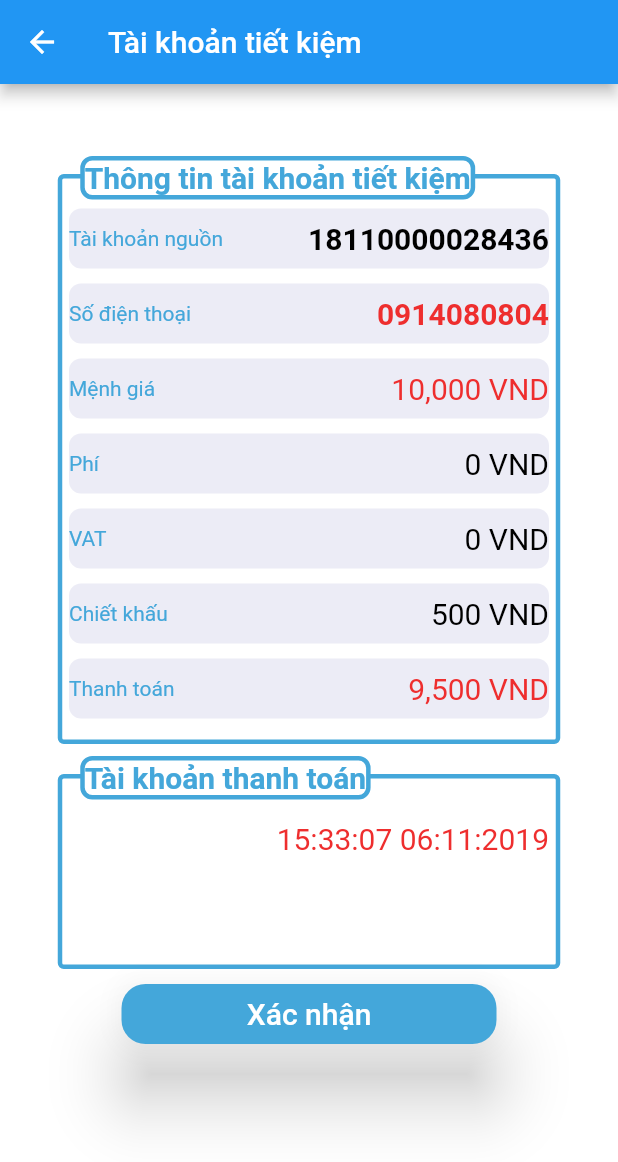
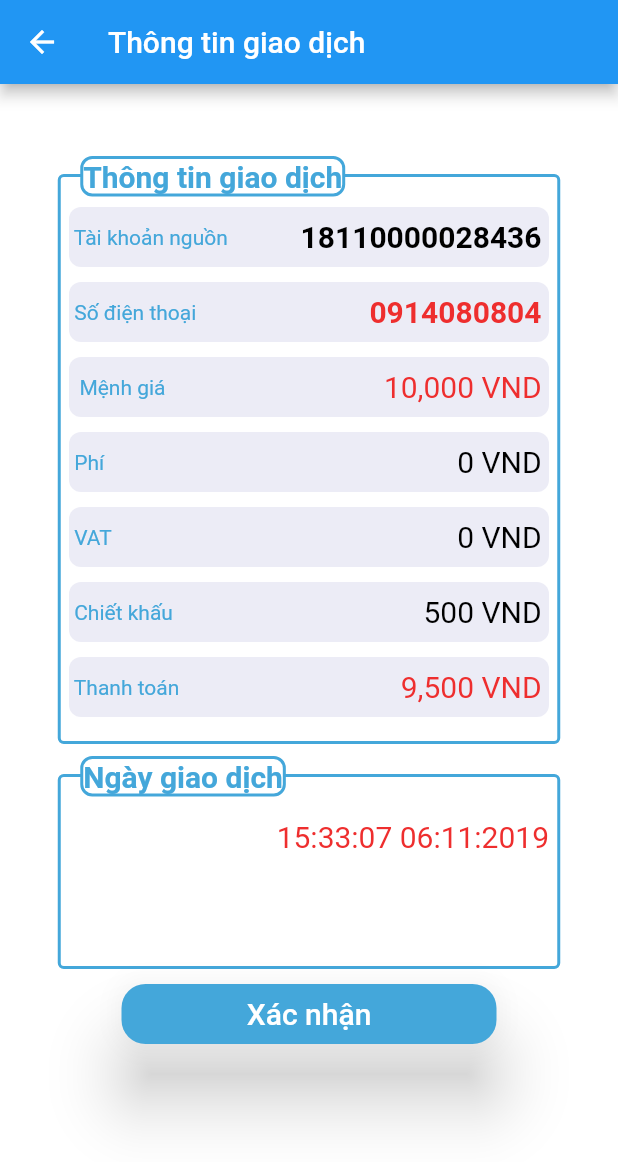
Before and after one commit to NguyenTanPhucK11/e-banking, a Flutter app: the ChooseTypeCard screen opened directly, after a tap on "Tiếp tục", on a phone screen of 412 x 824 dp. Shown: the top 1162 px of the screen. Run offline on Flutter 3.47's test engine with Material 2 defaults, Android fonts, the phone set to English and light mode, and no system bars; our stand-ins replace google_maps_flutter, material_design_icons_flutter; missing offline and left inert: dart:ffi, gradient_text.

Commit message:
fix width border

```diff
--- a/lib/account/account_loan.dart
+++ b/lib/account/account_loan.dart
@@ -176,7 +176,7 @@ class AccountLoanPage extends StatelessWidget {
                   ),
                   decoration: BoxDecoration(
                     borderRadius: BorderRadius.circular(4.0),
-                    border: Border.all(width: 3.0, color: _mainColor),
+                    border: Border.all(width: 2.0, color: _mainColor),
                     color: _noColor,
                   ),
                 ),
@@ -193,7 +193,7 @@ class AccountLoanPage extends StatelessWidget {
                       ),
                     ),
                     decoration: BoxDecoration(
-                      border: Border.all(width: 3.0, color: _mainColor),
+                      border: Border.all(width: 2.0, color: _mainColor),
                       borderRadius: BorderRadius.circular(8.0),
                       color: _noColor,
                     ),
--- a/lib/account/account_saving.dart
+++ b/lib/account/account_saving.dart
@@ -265,7 +265,7 @@ class AccountSavingPage extends StatelessWidget {
                   ),
                   decoration: BoxDecoration(
                     borderRadius: BorderRadius.circular(4.0),
-                    border: Border.all(width: 3.0, color: _mainColor),
+                    border: Border.all(width: 2.0, color: _mainColor),
                     color: _noColor,
                   ),
                 ),
@@ -282,7 +282,7 @@ class AccountSavingPage extends StatelessWidget {
                       ),
                     ),
                     decoration: BoxDecoration(
-                      border: Border.all(width: 3.0, color: _mainColor),
+                      border: Border.all(width: 2.0, color: _mainColor),
                       borderRadius: BorderRadius.circular(8.0),
                       color: _noColor,
                     ),
--- a/lib/account/info_exchanged.dart
+++ b/lib/account/info_exchanged.dart
@@ -241,7 +241,7 @@ class InfoExchangedPage extends StatelessWidget {
                   ),
                   decoration: BoxDecoration(
                     borderRadius: BorderRadius.circular(4.0),
-                    border: Border.all(width: 3.0, color: _mainColor),
+                    border: Border.all(width: 2.0, color: _mainColor),
                     color: _noColor,
                   ),
                 ),
@@ -258,7 +258,7 @@ class InfoExchangedPage extends StatelessWidget {
                       ),
                     ),
                     decoration: BoxDecoration(
-                      border: Border.all(width: 3.0, color: _mainColor),
+                      border: Border.all(width: 2.0, color: _mainColor),
                       borderRadius: BorderRadius.circular(8.0),
                       color: _noColor,
                     ),
--- a/lib/beneficiaries/beneficiaries.dart
+++ b/lib/beneficiaries/beneficiaries.dart
@@ -40,9 +40,10 @@ class BeneficiariesPage extends StatelessWidget {
     return Scaffold(
       backgroundColor: _noColor,
       appBar: AppBar(
-        title: Text('Tài khoản tiết kiệm'),
+        title: Text('Home'),
       ),
-      body: Center(
+      body: SingleChildScrollView(
+        child :Center(
         child: Column(mainAxisAlignment: MainAxisAlignment.start, children: <
             Widget>[
           Padding(
@@ -376,6 +377,7 @@ class BeneficiariesPage extends StatelessWidget {
           )
         ]),
       ),
+      ),
     );
   }
 }
--- a/lib/main.dart
+++ b/lib/main.dart
@@ -41,8 +41,9 @@ class FirstPage extends StatelessWidget {
       appBar: AppBar(
         title: Text('Routing App'),
       ),
-      body: Center(
-        child: Column(
+      body: SingleChildScrollView(
+        child : Center(
+        child : Column(
           // mainAxisSize: MainAxisSize.min,
           mainAxisAlignment: MainAxisAlignment.start,
           children: <Widget>[
@@ -162,6 +163,7 @@ class FirstPage extends StatelessWidget {
           ],
         ),
       ),
+      ),
     );
   }
 }
--- a/lib/notification/exchange.dart
+++ b/lib/notification/exchange.dart
@@ -45,7 +45,7 @@ class ExchangedPage extends StatelessWidget {
     return Scaffold(
       backgroundColor: _noColor,
       appBar: AppBar(
-        title: Text('Tài khoản tiết kiệm'),
+        title: Text(''),
       ),
       body: Center(
         child: Column(mainAxisAlignment: MainAxisAlignment.start, children: <
@@ -237,7 +237,7 @@ class ExchangedPage extends StatelessWidget {
                               height: _sizeHeighContainer * 5,
                               child: RaisedButton(
                                 child: Text(
-                                  'Quý khách nhận được số tiền 10,000 từ tìa khoản 1800110000028436. '
+                                  'Quý khách nhận được số tiền 10,000 từ tai khoản 1800110000028436. '
                                   ' Số điện thoại hỗ trợ : 1900 1000',
                                   style: TextStyle(
                                       fontSize: 18, color: Colors.black),
--- a/lib/notification/promotion.dart
+++ b/lib/notification/promotion.dart
@@ -45,7 +45,7 @@ class PromotionPage extends StatelessWidget {
     return Scaffold(
       backgroundColor: _noColor,
       appBar: AppBar(
-        title: Text('Tài khoản tiết kiệm'),
+        title: Text('Home'),
       ),
       body: Center(
         child: Column(mainAxisAlignment: MainAxisAlignment.start, children: <
--- a/lib/recharge_phone/choose_type_card.dart
+++ b/lib/recharge_phone/choose_type_card.dart
@@ -29,9 +29,10 @@ class ChooseTypeCard extends StatelessWidget {
     return Scaffold(
       backgroundColor: _noColor,
       appBar: AppBar(
-        title: Text('Chuyển khoản'),
+        title: Text('Home'),
       ),
-      body: Center(
+      body: SingleChildScrollView(
+        child : Center(
         child: Column(
           mainAxisAlignment: MainAxisAlignment.start,
           children: <Widget>[
@@ -211,7 +212,7 @@ class ChooseTypeCard extends StatelessWidget {
                   ),
                   decoration: BoxDecoration(
                     borderRadius: BorderRadius.circular(4.0),
-                    border: Border.all(width: 3.0, color: _mainColor),
+                    border: Border.all(width: 2.0, color: _mainColor),
                     color: _noColor,
                   ),
                 ),
@@ -468,6 +469,7 @@ class ChooseTypeCard extends StatelessWidget {
                                     style: TextStyle(
                                       color: Colors.black,
                                       fontSize: 14,
+
                                     ),
                                   ),
                                 ),
@@ -548,7 +550,7 @@ class ChooseTypeCard extends StatelessWidget {
                   ),
                   decoration: BoxDecoration(
                     borderRadius: BorderRadius.circular(4.0),
-                    border: Border.all(width: 3.0, color: _mainColor),
+                    border: Border.all(width: 2.0, color: _mainColor),
                     color: _noColor,
                   ),
                 ),
@@ -583,6 +585,7 @@ class ChooseTypeCard extends StatelessWidget {
           ],
         ),
       ),
+      ),
     );
   }
 }
--- a/lib/recharge_phone/info_exchanged.dart
+++ b/lib/recharge_phone/info_exchanged.dart
@@ -1,3 +1,4 @@
+import 'package:e_banking/recharge_phone/choose_type_card.dart';
 import 'package:flutter/material.dart';
 
 class HexColor extends Color {
@@ -27,7 +28,7 @@ class ConfirmationRecharge extends StatelessWidget {
     return Scaffold(
       backgroundColor: _noColor,
       appBar: AppBar(
-        title: Text('Tài khoản tiết kiệm'),
+        title: Text('Thông tin giao dịch'),
       ),
       body: Center(
         child: Column(
@@ -52,14 +53,14 @@ class ConfirmationRecharge extends StatelessWidget {
                           mainAxisAlignment: MainAxisAlignment.spaceBetween,
                           children: [
                             Text(
-                              "Tài khoản nguồn",
+                              " Tài khoản nguồn",
                               style: TextStyle(
                                 color: _mainColor,
                                 fontSize: 14,
                               ),
                             ),
                             Text(
-                              "18110000028436",
+                              "18110000028436 ",
                               style: TextStyle(
                                 color: Colors.black,
                                 fontWeight: FontWeight.bold,
@@ -80,14 +81,14 @@ class ConfirmationRecharge extends StatelessWidget {
                           mainAxisAlignment: MainAxisAlignment.spaceBetween,
                           children: [
                             Text(
-                              "Số điện thoại",
+                              " Số điện thoại",
                               style: TextStyle(
                                 color: _mainColor,
                                 fontSize: 14,
                               ),
                             ),
                             Text(
-                              "0914080804",
+                              "0914080804 ",
                               style: TextStyle(
                                 color: _moneyColor,
                                 fontWeight: FontWeight.bold,
@@ -108,14 +109,14 @@ class ConfirmationRecharge extends StatelessWidget {
                           mainAxisAlignment: MainAxisAlignment.spaceBetween,
                           children: [
                             Text(
-                              "Mệnh giá",
+                              "  Mệnh giá",
                               style: TextStyle(
                                 color: _mainColor,
                                 fontSize: 14,
                               ),
                             ),
                             Text(
-                              "10,000 VND",
+                              "10,000 VND ",
                               style: TextStyle(
                                 color: _moneyColor,
                                 fontSize: 20,
@@ -135,14 +136,14 @@ class ConfirmationRecharge extends StatelessWidget {
                           mainAxisAlignment: MainAxisAlignment.spaceBetween,
                           children: [
                             Text(
-                              "Phí",
+                              " Phí",
                               style: TextStyle(
                                 color: _mainColor,
                                 fontSize: 14,
                               ),
                             ),
                             Text(
-                              "0 VND",
+                              "0 VND ",
                               style: TextStyle(
                                 color: Colors.black,
                                 fontSize: 20,
@@ -162,14 +163,14 @@ class ConfirmationRecharge extends StatelessWidget {
                           mainAxisAlignment: MainAxisAlignment.spaceBetween,
                           children: [
                             Text(
-                              "VAT",
+                              " VAT",
                               style: TextStyle(
                                 color: _mainColor,
                                 fontSize: 14,
                               ),
                             ),
                             Text(
-                              "0 VND",
+                              "0 VND ",
                               style: TextStyle(
                                 color: Colors.black,
                                 fontSize: 20,
@@ -189,14 +190,14 @@ class ConfirmationRecharge extends StatelessWidget {
                           mainAxisAlignment: MainAxisAlignment.spaceBetween,
                           children: [
                             Text(
-                              "Chiết khấu",
+                              " Chiết khấu",
                               style: TextStyle(
                                 color: _mainColor,
                                 fontSize: 14,
                               ),
                             ),
                             Text(
-                              "500 VND",
+                              "500 VND ",
                               style: TextStyle(
                                 color: Colors.black,
                                 fontSize: 20,
@@ -216,14 +217,14 @@ class ConfirmationRecharge extends StatelessWidget {
                           mainAxisAlignment: MainAxisAlignment.spaceBetween,
                           children: [
                             Text(
-                              "Thanh toán",
+                              " Thanh toán",
                               style: TextStyle(
                                 color: _mainColor,
                                 fontSize: 14,
                               ),
                             ),
                             Text(
-                              "9,500 VND",
+                              "9,500 VND ",
                               style: TextStyle(
                                 color: _moneyColor,
                                 fontSize: 20,
@@ -239,7 +240,7 @@ class ConfirmationRecharge extends StatelessWidget {
                   ),
                   decoration: BoxDecoration(
                     borderRadius: BorderRadius.circular(4.0),
-                    border: Border.all(width: 3.0, color: _mainColor),
+                    border: Border.all(width: 2.0, color: _mainColor),
                     color: _noColor,
                   ),
                 ),
@@ -248,7 +249,7 @@ class ConfirmationRecharge extends StatelessWidget {
                   left: 15,
                   child: Container(
                     child: Text(
-                      "Thông tin tài khoản tiết kiệm",
+                      "Thông tin giao dịch",
                       style: TextStyle(
                         fontWeight: FontWeight.bold,
                         color: _mainColor,
@@ -256,7 +257,7 @@ class ConfirmationRecharge extends StatelessWidget {
                       ),
                     ),
                     decoration: BoxDecoration(
-                      border: Border.all(width: 3.0, color: _mainColor),
+                      border: Border.all(width: 2.0, color: _mainColor),
                       borderRadius: BorderRadius.circular(8.0),
                       color: _noColor,
                     ),
@@ -298,7 +299,7 @@ class ConfirmationRecharge extends StatelessWidget {
                   ),
                   decoration: BoxDecoration(
                     borderRadius: BorderRadius.circular(4.0),
-                    border: Border.all(width: 3.0, color: _mainColor),
+                    border: Border.all(width: 2.0, color: _mainColor),
                     color: _noColor,
                   ),
                 ),
@@ -307,7 +308,7 @@ class ConfirmationRecharge extends StatelessWidget {
                   left: 15,
                   child: Container(
                     child: Text(
-                      "Tài khoản thanh toán",
+                      "Ngày giao dịch",
                       style: TextStyle(
                         fontWeight: FontWeight.bold,
                         color: _mainColor,
@@ -315,7 +316,7 @@ class ConfirmationRecharge extends StatelessWidget {
                       ),
                     ),
                     decoration: BoxDecoration(
-                      border: Border.all(width: 3.0, color: _mainColor),
+                      border: Border.all(width: 2.0, color: _mainColor),
                       borderRadius: BorderRadius.circular(8.0),
                       color: _noColor,
                     ),
@@ -333,6 +334,12 @@ class ConfirmationRecharge extends StatelessWidget {
                   style: TextStyle(fontSize: 20, color: _noColor),
                 ),
                 onPressed: () {
+                  Navigator.of(context).push(
+                    MaterialPageRoute(
+                      builder: (context) => ChooseTypeCard(
+                          data: 'Hello there from the first page!'),
+                    ),
+                  );
                 },
                 shape: RoundedRectangleBorder(
                   borderRadius: BorderRadius.circular(16.0),
```
Also changed, not shown: lib/account/history_exchanged.dart (+7 -5 lines), lib/transaction/account_originated.dart (+6 -4 lines), lib/transaction/beneficiaries.dart (+7 -6 lines).
